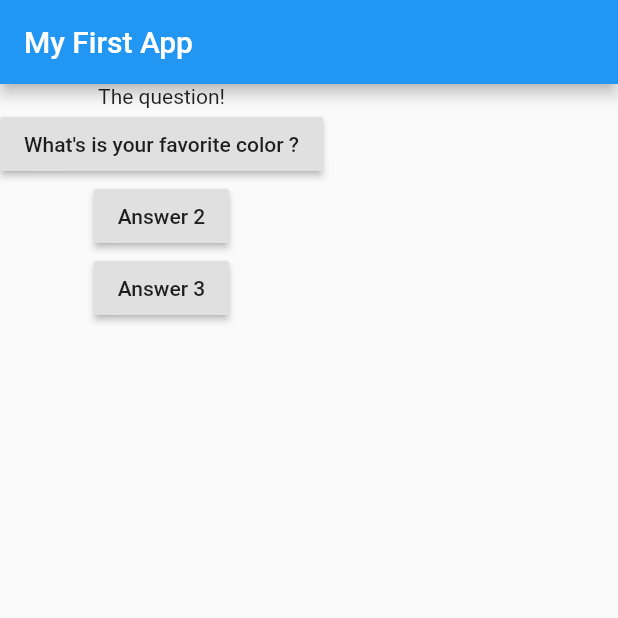
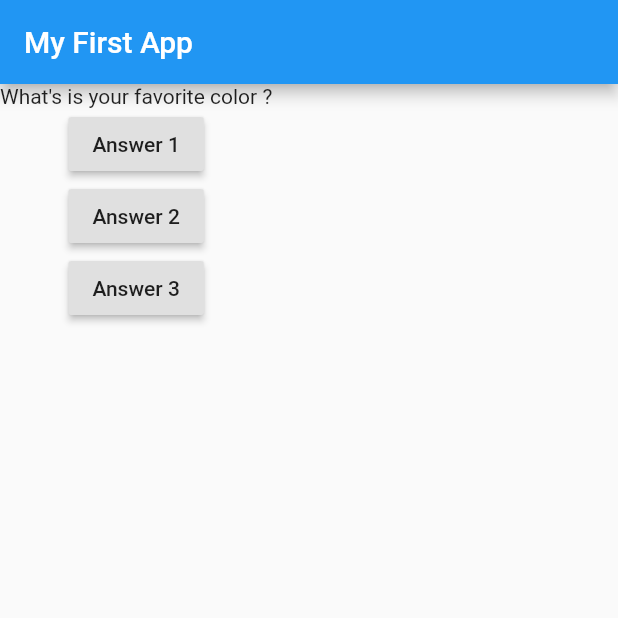
Before and after one commit to Nguyenthaiduc/dacnpm, a Flutter app: the screen it shows after launch, on a phone screen of 412 x 824 dp, the top half of it. Run offline on Flutter 3.47's test engine with Material 2 defaults, Android fonts, the phone set to English and light mode, and no system bars.

```diff
--- a/lib/main.dart
+++ b/lib/main.dart
@@ -2,12 +2,22 @@ import 'package:flutter/material.dart';
 
 void main() => runApp(MyApp());
 
-class MyApp extends StatelessWidget {
+class MyApp extends StatefulWidget {
 
+  @override
+  State<StatefulWidget> createState() {
+    // TODO: implement createState
+    return MyAppState();
+  }
+}
+
+class MyAppState extends State<MyApp> {
   var questionIndex = 0;
 
   void answerQuestion() {
+    setState((){
     questionIndex = questionIndex + 1;
+    });
     print(questionIndex);
   }
 
@@ -15,7 +25,7 @@ class MyApp extends StatelessWidget {
   Widget build(BuildContext context) {
     var questions = [
       'What\'s is your favorite color ?',
-      'What\'s is your favorite color ?'
+      'What\'s is your favorite animal ?'
     ];
     return MaterialApp(
       home: Scaffold(
@@ -24,11 +34,11 @@ class MyApp extends StatelessWidget {
         ),
         body: Column(
           children: [
-            Text('The question!'),
+            Text(
+              questions[questionIndex],
+            ),
             RaisedButton(
-              child: Text(
-                questions[questionIndex],
-              ),
+              child: Text('Answer 1'),
               onPressed: answerQuestion,
             ),
             RaisedButton(
```
Also changed, not shown: 1 other file.
